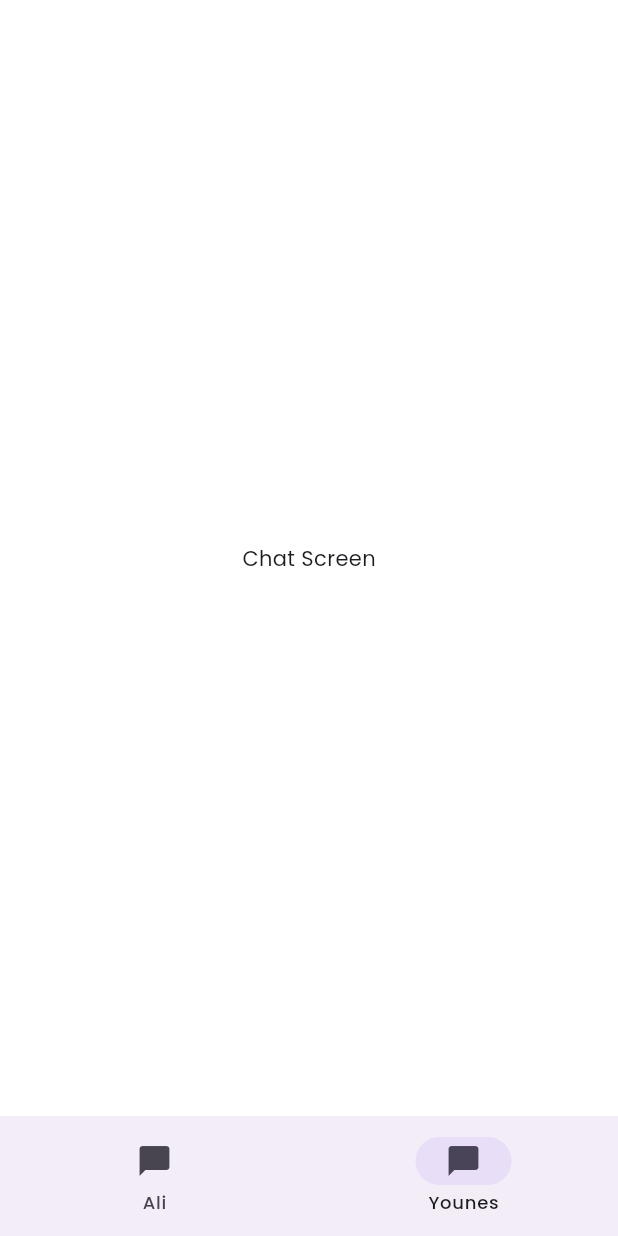
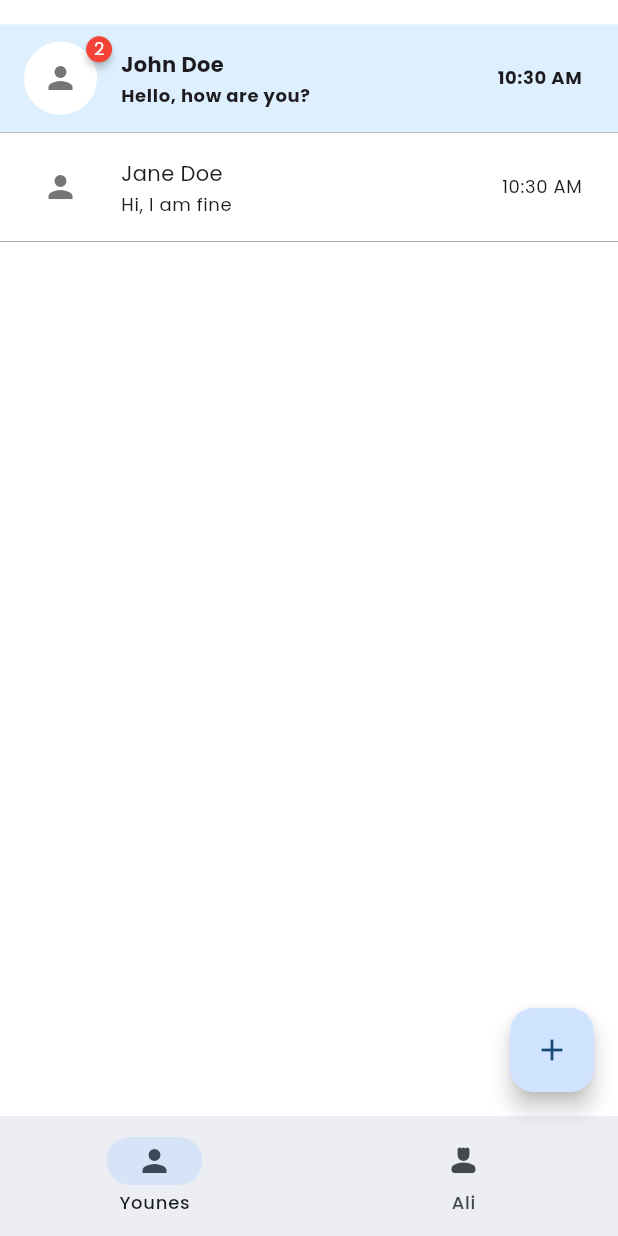
Before and after one commit to BenmoussaYounes/chat-app, a Flutter app: the screen it shows after launch, on a phone screen of 412 x 824 dp. Run offline on Flutter 3.47's test engine with Material 3 defaults, Android fonts, the phone set to English and light mode, and no system bars; drawn by our look-alikes of badges; our stand-ins replace bloc, bloc_concurrency, flutter_bloc, flutter_screenutil, freezed_annotation, get_it and 1 more.

Commit message:
Feature(chat) : - add chat page including ( ui, logic, data model) - update app theming ( primary color ) - add badge package to enable displaying new messages number counter - add bloc concurrency to enable control over bloc event - add intl package to enable message time sent formatting

```diff
--- a/mobile_app/lib/chat_app.dart
+++ b/mobile_app/lib/chat_app.dart
@@ -1,6 +1,7 @@
 import 'package:flutter/material.dart';
 import 'package:flutter_screenutil/flutter_screenutil.dart';
 import 'package:google_fonts/google_fonts.dart';
+import 'package:mobile_app/core/theming/colors_manager.dart';
 
 import 'core/routing/app_router.dart';
 import 'core/routing/routes.dart';
@@ -17,6 +18,8 @@ class ChatApp extends StatelessWidget {
         child: MaterialApp(
           title: 'Chat App',
           theme: ThemeData(
+            colorScheme:
+                ColorScheme.fromSeed(seedColor: ColorsManager.mainBlue),
             scaffoldBackgroundColor: Colors.white,
             textTheme: GoogleFonts.poppinsTextTheme(),
           ),
--- a/mobile_app/lib/core/routing/app_router.dart
+++ b/mobile_app/lib/core/routing/app_router.dart
@@ -1,5 +1,10 @@
 import 'package:flutter/material.dart';
-import 'package:mobile_app/features/chat/ui/chat_screen.dart';
+
+import 'package:flutter_bloc/flutter_bloc.dart';
+import 'package:mobile_app/features/chat/logic/bloc/chat_bloc.dart';
+
+import '../../features/chat/ui/chat_screen.dart';
+
 import 'routes.dart';
 
 class AppRouter {
@@ -7,7 +12,11 @@ class AppRouter {
     switch (settings.name) {
       case Routes.chatScreen:
         return MaterialPageRoute(
-          builder: (_) => const ChatScreen(),
+          builder: (_) => BlocProvider(
+            create: (context) =>
+                ChatBloc()..add(const ChatEvent.getConversations()),
+            child: const ChatScreen(),
+          ),
         );
 
       default:
--- /dev/null
+++ b/mobile_app/lib/features/chat/data/models/conversation_model.dart
@@ -0,0 +1,17 @@
+class ConversationModel {
+  final String id;
+  final String name;
+  final String lastMessage;
+  final DateTime lastMessageTime;
+  final bool isLastMessageSeen;
+  final int unSeenMessagesCount;
+
+  ConversationModel({
+    required this.id,
+    required this.name,
+    required this.lastMessage,
+    required this.lastMessageTime,
+    required this.isLastMessageSeen,
+    required this.unSeenMessagesCount,
+  });
+}
--- /dev/null
+++ b/mobile_app/lib/features/chat/logic/bloc/chat_bloc.dart
@@ -0,0 +1,85 @@
+import 'package:bloc/bloc.dart';
+import 'package:bloc_concurrency/bloc_concurrency.dart';
+import 'package:freezed_annotation/freezed_annotation.dart';
+
+import '../../data/models/conversation_model.dart';
+
+part 'chat_event.dart';
+part 'chat_state.dart';
+part 'chat_bloc.freezed.dart';
+
+class ChatBloc extends Bloc<ChatEvent, ChatState> {
+  ChatBloc() : super(const _Initial()) {
+    on<_GetConversations>(_getConversations);
+    on<_ChangeSelectedPage>(_changeSelectedPageIndex,
+        // prevent multiple events from being processed at the same time
+        transformer: restartable());
+    on<_OpenConversation>(_openConversation);
+    on<_StartNewConversation>(_startNewConversation);
+  }
+
+  Future<void> _getConversations(
+    _GetConversations event,
+    Emitter<ChatState> emit,
+  ) async {
+    await Future.delayed(const Duration(seconds: 2));
+    emit(Loaded([
+      ConversationModel(
+        id: '1',
+        name: 'John Doe',
+        lastMessage: 'Hello, how are you?',
+        lastMessageTime: DateTime.now(),
+        unSeenMessagesCount: 2,
+        isLastMessageSeen: false,
+      ),
+      ConversationModel(
+        id: '2',
+        name: 'Jane Doe',
+        lastMessage: 'Hi, I am fine',
+        lastMessageTime: DateTime.now(),
+        unSeenMessagesCount: 0,
+        isLastMessageSeen: true,
+      ),
+    ]));
+  }
+
+  void _changeSelectedPageIndex(
+    _ChangeSelectedPage event,
+    Emitter<ChatState> emit,
+  ) async {
+    emit(ChangeSelectedPageIndex(event.pageIndex));
+    await Future.delayed(const Duration(seconds: 2));
+    emit(Loaded([
+      ConversationModel(
+        id: '1',
+        name: 'John Doe',
+        lastMessage: 'Hello, how are you?',
+        lastMessageTime: DateTime.now(),
+        unSeenMessagesCount: 2,
+        isLastMessageSeen: false,
+      ),
+      ConversationModel(
+        id: '2',
+        name: 'Jane Doe',
+        lastMessage: 'Hi, I am fine',
+        lastMessageTime: DateTime.now(),
+        unSeenMessagesCount: 0,
+        isLastMessageSeen: true,
+      ),
+    ]));
+  }
+
+  void _openConversation(
+    _OpenConversation event,
+    Emitter<ChatState> emit,
+  ) {
+    // Open conversation logic
+  }
+
+  void _startNewConversation(
+    _StartNewConversation event,
+    Emitter<ChatState> emit,
+  ) {
+    // Start new conversation logic
+  }
+}
--- /dev/null
+++ b/mobile_app/lib/features/chat/logic/bloc/chat_event.dart
@@ -0,0 +1,12 @@
+part of 'chat_bloc.dart';
+
+@freezed
+class ChatEvent with _$ChatEvent {
+  const factory ChatEvent.getConversations() = _GetConversations;
+  const factory ChatEvent.changeSelectedPage(int pageIndex) =
+      _ChangeSelectedPage;
+
+  const factory ChatEvent.openConversation(String conversationId) =
+      _OpenConversation;
+  const factory ChatEvent.startNewConversation() = _StartNewConversation;
+}
--- /dev/null
+++ b/mobile_app/lib/features/chat/logic/bloc/chat_state.dart
@@ -0,0 +1,13 @@
+part of 'chat_bloc.dart';
+
+@freezed
+class ChatState with _$ChatState {
+  const factory ChatState.initial() = _Initial;
+  const factory ChatState.loaded(List<ConversationModel> conversations) =
+      Loaded;
+  const factory ChatState.error(String message) = Error;
+
+  // Navigation Bar
+  const factory ChatState.changeSelectedPageIndex(int selectedPageIndex) =
+      ChangeSelectedPageIndex;
+}
--- a/mobile_app/lib/features/chat/ui/chat_screen.dart
+++ b/mobile_app/lib/features/chat/ui/chat_screen.dart
@@ -1,4 +1,10 @@
 import 'package:flutter/material.dart';
+import 'package:flutter_bloc/flutter_bloc.dart';
+import 'package:flutter_screenutil/flutter_screenutil.dart';
+import 'package:mobile_app/features/chat/ui/widgets/app_navigation_bar.dart';
+
+import '../logic/bloc/chat_bloc.dart';
+import 'widgets/chat_list_tile.dart';
 
 class ChatScreen extends StatelessWidget {
   const ChatScreen({super.key});
@@ -7,13 +13,54 @@ class ChatScreen extends StatelessWidget {
   Widget build(BuildContext context) {
     return Scaffold(
       backgroundColor: Colors.white,
-      body: const Center(child: Text('Chat Screen')),
-      bottomNavigationBar: NavigationBar(
-        selectedIndex: 1,
-        destinations: const [
-          NavigationDestination(icon: Icon(Icons.chat_bubble), label: 'Ali'),
-          NavigationDestination(icon: Icon(Icons.chat_bubble), label: 'Younes'),
-        ],
+      body: Padding(
+        padding: EdgeInsets.symmetric(vertical: 16.h),
+        child: BlocBuilder<ChatBloc, ChatState>(
+          builder: (context, state) {
+            return state.maybeWhen(
+              changeSelectedPageIndex: (_) =>
+                  const Center(child: CircularProgressIndicator()),
+              loaded: (conversations) => ListView.builder(
+                itemCount: conversations.length,
+                itemBuilder: (context, index) => ChatListTile(
+                  conversation: conversations[index],
+                ),
+              ),
+              error: (message) => Center(child: Text(message)),
+              orElse: () => const Center(child: CircularProgressIndicator()),
+            );
+          },
+        ),
+      ),
+      floatingActionButton: BlocBuilder<ChatBloc, ChatState>(
+        buildWhen: (previous, current) =>
+            current is ChangeSelectedPageIndex || current is Loaded,
+        builder: (context, state) {
+          return state.maybeWhen(
+            initial: () => const SizedBox.shrink(),
+            loaded: (_) => FloatingActionButton(
+              onPressed: () => context.read<ChatBloc>().add(
+                    const ChatEvent.startNewConversation(),
+                  ),
+              child: const Icon(Icons.add),
+            ),
+            orElse: () => const SizedBox.shrink(),
+          );
+        },
+      ),
+      bottomNavigationBar: BlocBuilder<ChatBloc, ChatState>(
+        buildWhen: (previous, current) => current is ChangeSelectedPageIndex,
+        builder: (context, state) {
+          return state.maybeWhen(
+            initial: () => const AppNavigationBar(selectedIndex: 0),
+            changeSelectedPageIndex: (selectedPageIndex) {
+              return AppNavigationBar(
+                selectedIndex: selectedPageIndex,
+              );
+            },
+            orElse: () => const SizedBox.shrink(),
+          );
+        },
       ),
     );
   }
--- /dev/null
+++ b/mobile_app/lib/features/chat/ui/widgets/app_navigation_bar.dart
@@ -0,0 +1,23 @@
+import 'package:flutter/material.dart';
+import 'package:flutter_bloc/flutter_bloc.dart';
+
+import '../../logic/bloc/chat_bloc.dart';
+
+class AppNavigationBar extends StatelessWidget {
+  const AppNavigationBar({super.key, required this.selectedIndex});
+
+  final int selectedIndex;
+
+  @override
+  Widget build(BuildContext context) {
+    return NavigationBar(
+      selectedIndex: selectedIndex,
+      destinations: const [
+        NavigationDestination(icon: Icon(Icons.person), label: 'Younes'),
+        NavigationDestination(icon: Icon(Icons.person_4_rounded), label: 'Ali'),
+      ],
+      onDestinationSelected: (pageIndex) =>
+          context.read<ChatBloc>().add(ChatEvent.changeSelectedPage(pageIndex)),
+    );
+  }
+}
--- /dev/null
+++ b/mobile_app/lib/features/chat/ui/widgets/chat_list_tile.dart
@@ -0,0 +1,69 @@
+import 'package:flutter/material.dart';
+import 'package:flutter_bloc/flutter_bloc.dart';
+import 'package:flutter_screenutil/flutter_screenutil.dart';
+import 'package:intl/intl.dart';
+import 'package:mobile_app/features/chat/data/models/conversation_model.dart';
+import 'package:mobile_app/features/chat/ui/widgets/leading_circle_avatar.dart';
+
+import '../../../../core/theming/colors_manager.dart';
+import 'package:badges/badges.dart' as badges;
+
+import '../../logic/bloc/chat_bloc.dart';
+
+class ChatListTile extends StatelessWidget {
+  const ChatListTile({super.key, required this.conversation});
+
+  final ConversationModel conversation;
+
+  @override
+  Widget build(BuildContext context) {
+    return ListTile(
+      shape: Border(
+        bottom: BorderSide(
+          color: Colors.grey,
+          width: 0.5.w,
+        ),
+      ),
+      tileColor: conversation.isLastMessageSeen
+          ? Colors.white
+          : ColorsManager.mainBlue.withOpacity(0.15),
+      onTap: () => context.read<ChatBloc>().add(
+            ChatEvent.openConversation(conversation.id),
+          ),
+      leading: conversation.unSeenMessagesCount > 0
+          ? badges.Badge(
+              badgeContent: Text(
+                conversation.unSeenMessagesCount.toString(),
+                style: Theme.of(context).textTheme.bodySmall!.copyWith(
+                      color: Colors.white,
+                    ),
+              ),
+              child: const LeadingCircleAvatar())
+          : const LeadingCircleAvatar(),
+      title: Text(
+        conversation.name,
+        style: Theme.of(context).textTheme.bodyMedium!.copyWith(
+              fontWeight: conversation.isLastMessageSeen
+                  ? FontWeight.normal
+                  : FontWeight.bold,
+            ),
+      ),
+      subtitle: Text(
+        conversation.lastMessage,
+        style: Theme.of(context).textTheme.bodySmall!.copyWith(
+              fontWeight: conversation.isLastMessageSeen
+                  ? FontWeight.normal
+                  : FontWeight.bold,
+            ),
+      ),
+      trailing: Text(
+        DateFormat('hh:mm a').format(conversation.lastMessageTime),
+        style: Theme.of(context).textTheme.bodySmall!.copyWith(
+              fontWeight: conversation.isLastMessageSeen
+                  ? FontWeight.normal
+                  : FontWeight.bold,
+            ),
+      ),
+    );
+  }
+}
--- /dev/null
+++ b/mobile_app/lib/features/chat/ui/widgets/leading_circle_avatar.dart
@@ -0,0 +1,20 @@
+import 'package:flutter/cupertino.dart';
+import 'package:flutter/material.dart';
+import 'package:flutter_screenutil/flutter_screenutil.dart';
+import 'package:mobile_app/core/theming/colors_manager.dart';
+
+class LeadingCircleAvatar extends StatelessWidget {
+  const LeadingCircleAvatar({super.key});
+
+  @override
+  Widget build(BuildContext context) {
+    return CircleAvatar(
+      radius: 24.r,
+      backgroundColor: Colors.white,
+      child: const Icon(
+        Icons.person,
+        color: ColorsManager.gray,
+      ),
+    );
+  }
+}
```
Also changed, not shown: mobile_app/lib/core/theming/colors_manager.dart (+1 -7 lines), mobile_app/pubspec.yaml (+7 -0 lines), mobile_app/lib/features/chat/logic/bloc/chat_bloc.freezed.dart (added), mobile_app/pubspec.lock.
